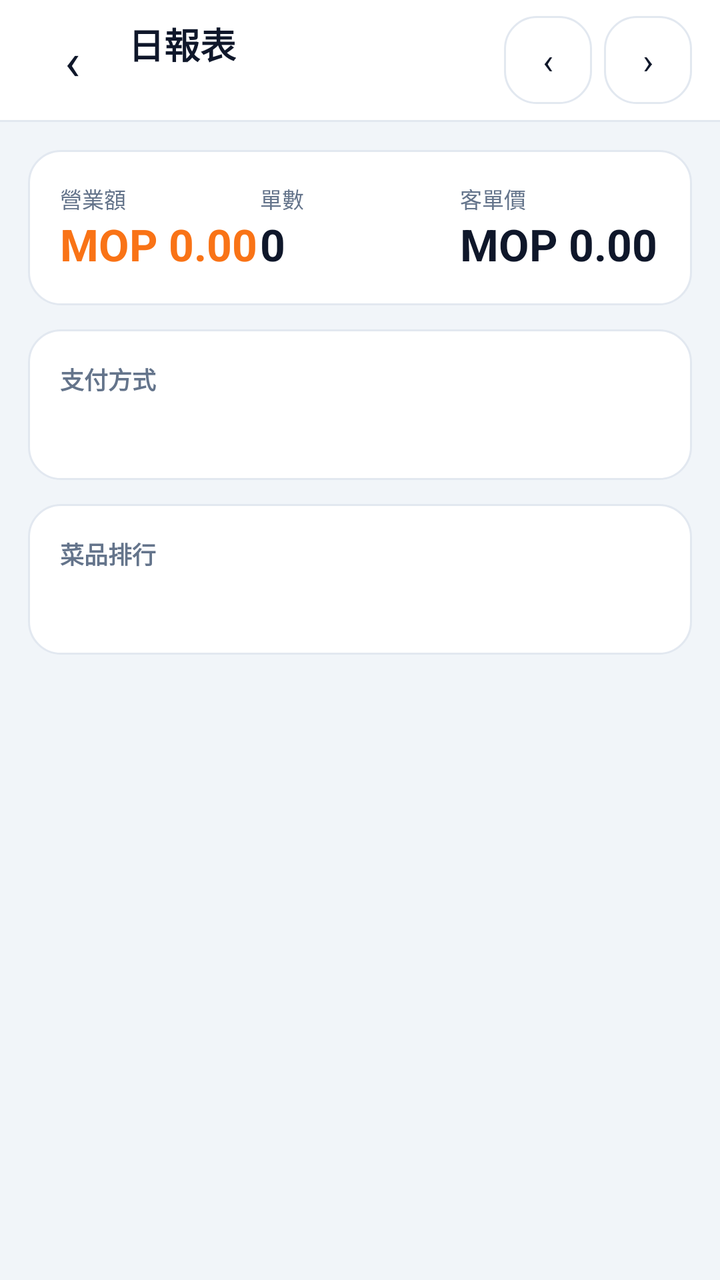
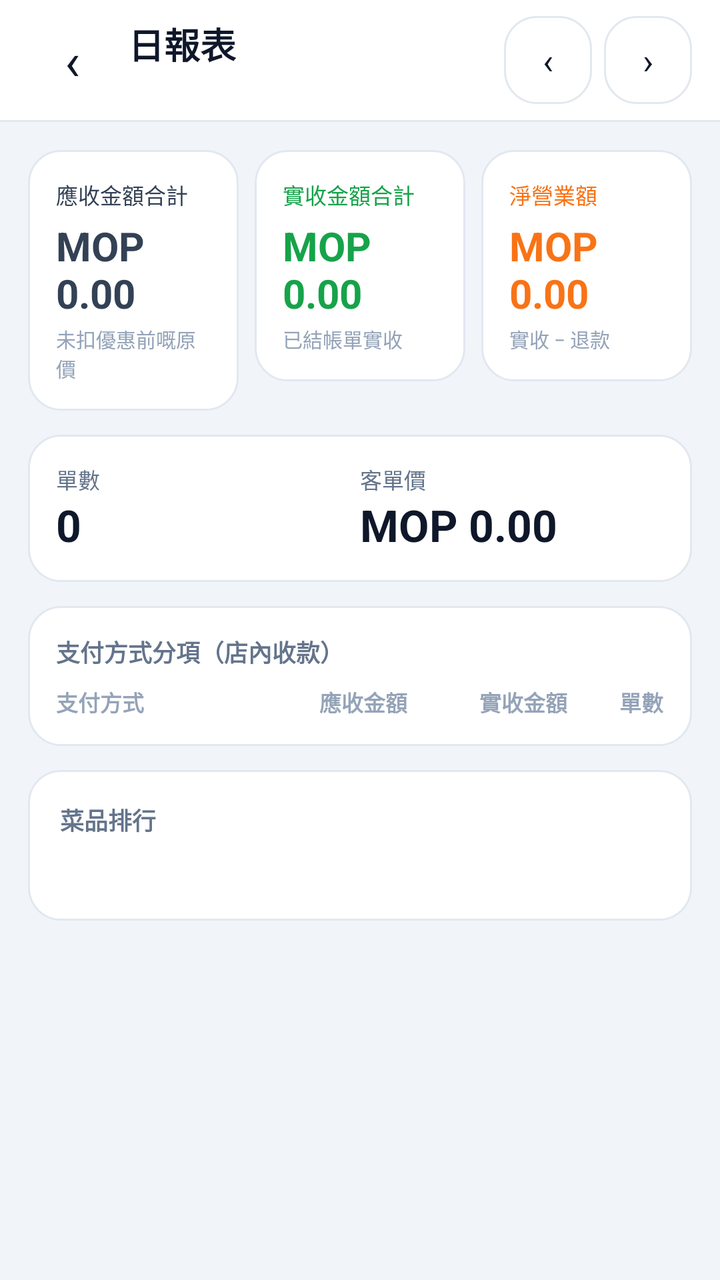

Screens rendered from an Android XML layout before and after an edit, with the pre-edit source and the edit as a unified diff.
<!-- AndroidManifest.xml: application theme Theme.MacauposNative -->
<!-- res/layout/activity_report.xml -->
<?xml version="1.0" encoding="utf-8"?>
<LinearLayout xmlns:android="http://schemas.android.com/apk/res/android"
    android:layout_width="match_parent"
    android:layout_height="match_parent"
    android:background="@color/bg_screen"
    android:fitsSystemWindows="true"
    android:orientation="vertical">

    <LinearLayout
        android:layout_width="match_parent"
        android:layout_height="wrap_content"
        android:background="@color/card"
        android:gravity="center_vertical"
        android:orientation="horizontal"
        android:paddingHorizontal="14dp"
        android:paddingVertical="8dp">

        <TextView
            android:id="@+id/btnBack"
            android:layout_width="44dp"
            android:layout_height="44dp"
            android:gravity="center"
            android:text="‹"
            android:textColor="@color/text_primary"
            android:textSize="26sp" />

        <LinearLayout
            android:layout_width="0dp"
            android:layout_height="wrap_content"
            android:layout_marginStart="6dp"
            android:layout_weight="1"
            android:orientation="vertical">

            <TextView
                android:layout_width="wrap_content"
                android:layout_height="wrap_content"
                android:text="日報表"
                android:textColor="@color/slate_900"
                android:textSize="18sp"
                android:textStyle="bold" />

            <TextView
                android:id="@+id/txtDate"
                android:layout_width="wrap_content"
                android:layout_height="wrap_content"
                android:textColor="@color/text_secondary"
                android:textSize="12sp" />
        </LinearLayout>

        <TextView
            android:id="@+id/btnPrevDay"
            android:layout_width="44dp"
            android:layout_height="44dp"
            android:background="@drawable/bg_btn_outline"
            android:gravity="center"
            android:text="‹"
            android:textColor="@color/text_primary"
            android:textSize="18sp" />

        <TextView
            android:id="@+id/btnNextDay"
            android:layout_width="44dp"
            android:layout_height="44dp"
            android:layout_marginStart="6dp"
            android:background="@drawable/bg_btn_outline"
            android:gravity="center"
            android:text="›"
            android:textColor="@color/text_primary"
            android:textSize="18sp" />
    </LinearLayout>

    <View
        android:layout_width="match_parent"
        android:layout_height="1dp"
        android:background="@color/card_border" />

    <ScrollView
        android:layout_width="match_parent"
        android:layout_height="0dp"
        android:layout_weight="1">

        <LinearLayout
            android:layout_width="match_parent"
            android:layout_height="wrap_content"
            android:orientation="vertical"
            android:padding="14dp">

            
            <LinearLayout
                android:layout_width="match_parent"
                android:layout_height="wrap_content"
                android:background="@drawable/bg_card"
                android:orientation="horizontal"
                android:padding="16dp">

                <LinearLayout
                    android:layout_width="0dp"
                    android:layout_height="wrap_content"
                    android:layout_weight="1"
                    android:orientation="vertical">

                    <TextView
                        android:layout_width="wrap_content"
                        android:layout_height="wrap_content"
                        android:text="營業額"
                        android:textColor="@color/text_secondary"
                        android:textSize="11sp" />

                    <TextView
                        android:id="@+id/txtRevenue"
                        android:layout_width="wrap_content"
                        android:layout_height="wrap_content"
                        android:text="MOP 0.00"
                        android:textColor="@color/accent"
                        android:textSize="22sp"
                        android:textStyle="bold" />
                </LinearLayout>

                <LinearLayout
                    android:layout_width="0dp"
                    android:layout_height="wrap_content"
                    android:layout_weight="1"
                    android:orientation="vertical">

                    <TextView
                        android:layout_width="wrap_content"
                        android:layout_height="wrap_content"
                        android:text="單數"
                        android:textColor="@color/text_secondary"
                        android:textSize="11sp" />

                    <TextView
                        android:id="@+id/txtOrders"
                        android:layout_width="wrap_content"
                        android:layout_height="wrap_content"
                        android:text="0"
                        android:textColor="@color/slate_900"
                        android:textSize="22sp"
                        android:textStyle="bold" />
                </LinearLayout>

                <LinearLayout
                    android:layout_width="0dp"
                    android:layout_height="wrap_content"
                    android:layout_weight="1"
                    android:orientation="vertical">

                    <TextView
                        android:layout_width="wrap_content"
                        android:layout_height="wrap_content"
                        android:text="客單價"
                        android:textColor="@color/text_secondary"
                        android:textSize="11sp" />

                    <TextView
                        android:id="@+id/txtAvg"
                        android:layout_width="wrap_content"
                        android:layout_height="wrap_content"
                        android:text="MOP 0.00"
                        android:textColor="@color/slate_900"
                        android:textSize="22sp"
                        android:textStyle="bold" />
                </LinearLayout>
            </LinearLayout>

            
            <LinearLayout
                android:layout_width="match_parent"
                android:layout_height="wrap_content"
                android:layout_marginTop="12dp"
                android:background="@drawable/bg_card"
                android:orientation="vertical"
                android:padding="16dp">

                <TextView
                    android:layout_width="wrap_content"
                    android:layout_height="wrap_content"
                    android:text="支付方式"
                    android:textColor="@color/text_secondary"
                    android:textSize="12sp"
                    android:textStyle="bold" />

                <TextView
                    android:id="@+id/txtPayments"
                    android:layout_width="match_parent"
                    android:layout_height="wrap_content"
                    android:layout_marginTop="8dp"
                    android:lineSpacingExtra="4dp"
                    android:textColor="@color/text_primary"
                    android:textSize="13sp" />
            </LinearLayout>

            
            <LinearLayout
                android:layout_width="match_parent"
                android:layout_height="wrap_content"
                android:layout_marginTop="12dp"
                android:background="@drawable/bg_card"
                android:orientation="vertical"
                android:padding="16dp">

                <TextView
                    android:layout_width="wrap_content"
                    android:layout_height="wrap_content"
                    android:text="菜品排行"
                    android:textColor="@color/text_secondary"
                    android:textSize="12sp"
                    android:textStyle="bold" />

                <TextView
                    android:id="@+id/txtTopItems"
                    android:layout_width="match_parent"
                    android:layout_height="wrap_content"
                    android:layout_marginTop="8dp"
                    android:lineSpacingExtra="4dp"
                    android:textColor="@color/text_primary"
                    android:textSize="13sp" />
            </LinearLayout>
        </LinearLayout>
    </ScrollView>
</LinearLayout>
<!-- resources referenced by this layout -->
<resources>
  <color name="accent">#F97316</color>
  <color name="bg_screen">#F1F5F9</color>
  <color name="card">#FFFFFF</color>
  <color name="card_border">#E2E8F0</color>
  <color name="slate_900">#0F172A</color>
  <color name="text_primary">#0F172A</color>
  <color name="text_secondary">#64748B</color>
  <!-- drawable bg_btn_outline (drawable) -->
  <?xml version="1.0" encoding="utf-8"?>
  <selector xmlns:android="http://schemas.android.com/apk/res/android">
      <item android:state_pressed="true">
          <shape android:shape="rectangle">
              <solid android:color="@color/chip_bg" />
              <corners android:radius="16dp" />
              <stroke android:width="1dp" android:color="@color/text_faint" />
          </shape>
      </item>
      <item>
          <shape android:shape="rectangle">
              <solid android:color="@color/card" />
              <corners android:radius="16dp" />
              <stroke android:width="1dp" android:color="@color/card_border" />
          </shape>
      </item>
  </selector>
  <!-- drawable bg_card (drawable) -->
  <?xml version="1.0" encoding="utf-8"?>
  <shape xmlns:android="http://schemas.android.com/apk/res/android" android:shape="rectangle">
      <solid android:color="@color/card" />
      <corners android:radius="16dp" />
      <stroke android:width="1dp" android:color="@color/card_border" />
  </shape>
  <style name="Theme.MacauposNative" parent="android:Theme.Material.Light.NoActionBar">
          <item name="android:statusBarColor">#F1F5F9</item>
          <item name="android:navigationBarColor">#FFFFFF</item>
          <item name="android:windowBackground">#F1F5F9</item>
          <item name="android:colorAccent">#F97316</item>
          <item name="android:windowLightStatusBar">true</item>
      </style>
  <color name="chip_bg">#F8FAFC</color>
  <color name="text_faint">#94A3B8</color>
</resources>

<!-- the commit's change to res/layout/activity_report.xml (unified diff, before → after) -->
@@ -89,32 +89,128 @@
             <LinearLayout
                 android:layout_width="match_parent"
                 android:layout_height="wrap_content"
+                android:orientation="horizontal">
+
+                <LinearLayout
+                    android:layout_width="0dp"
+                    android:layout_height="wrap_content"
+                    android:layout_weight="1"
+                    android:background="@drawable/bg_card"
+                    android:orientation="vertical"
+                    android:padding="14dp">
+
+                    <TextView
+                        android:layout_width="wrap_content"
+                        android:layout_height="wrap_content"
+                        android:text="應收金額合計"
+                        android:textColor="@color/slate_700"
+                        android:textSize="11sp" />
+
+                    <TextView
+                        android:id="@+id/txtReceivable"
+                        android:layout_width="wrap_content"
+                        android:layout_height="wrap_content"
+                        android:layout_marginTop="4dp"
+                        android:text="MOP 0.00"
+                        android:textColor="@color/slate_700"
+                        android:textSize="20sp"
+                        android:textStyle="bold" />
+
+                    <TextView
+                        android:layout_width="wrap_content"
+                        android:layout_height="wrap_content"
+                        android:layout_marginTop="2dp"
+                        android:text="未扣優惠前嘅原價"
+                        android:textColor="@color/text_faint"
+                        android:textSize="10sp" />
+                </LinearLayout>
+
+                <View
+                    android:layout_width="8dp"
+                    android:layout_height="1dp" />
+
+                <LinearLayout
+                    android:layout_width="0dp"
+                    android:layout_height="wrap_content"
+                    android:layout_weight="1"
+                    android:background="@drawable/bg_card"
+                    android:orientation="vertical"
+                    android:padding="14dp">
+
+                    <TextView
+                        android:layout_width="wrap_content"
+                        android:layout_height="wrap_content"
+                        android:text="實收金額合計"
+                        android:textColor="@color/ok_green"
+                        android:textSize="11sp" />
+
+                    <TextView
+                        android:id="@+id/txtRevenue"
+                        android:layout_width="wrap_content"
+                        android:layout_height="wrap_content"
+                        android:layout_marginTop="4dp"
+                        android:text="MOP 0.00"
+                        android:textColor="@color/ok_green"
+                        android:textSize="20sp"
+                        android:textStyle="bold" />
+
+                    <TextView
+                        android:layout_width="wrap_content"
+                        android:layout_height="wrap_content"
+                        android:layout_marginTop="2dp"
+                        android:text="已結帳單實收"
+                        android:textColor="@color/text_faint"
+                        android:textSize="10sp" />
+                </LinearLayout>
+
+                <View
+                    android:layout_width="8dp"
+                    android:layout_height="1dp" />
+
+                <LinearLayout
+                    android:layout_width="0dp"
+                    android:layout_height="wrap_content"
+                    android:layout_weight="1"
+                    android:background="@drawable/bg_card"
+                    android:orientation="vertical"
+                    android:padding="14dp">
+
+                    <TextView
+                        android:layout_width="wrap_content"
+                        android:layout_height="wrap_content"
+                        android:text="淨營業額"
+                        android:textColor="@color/accent"
+                        android:textSize="11sp" />
+
+                    <TextView
+                        android:id="@+id/txtNet"
+                        android:layout_width="wrap_content"
+                        android:layout_height="wrap_content"
+                        android:layout_marginTop="4dp"
+                        android:text="MOP 0.00"
+                        android:textColor="@color/accent"
+                        android:textSize="20sp"
+                        android:textStyle="bold" />
+
+                    <TextView
+                        android:id="@+id/txtRefund"
+                        android:layout_width="wrap_content"
+                        android:layout_height="wrap_content"
+                        android:layout_marginTop="2dp"
+                        android:text="實收 − 退款"
+                        android:textColor="@color/text_faint"
+                        android:textSize="10sp" />
+                </LinearLayout>
+            </LinearLayout>
+
+            
+            <LinearLayout
+                android:layout_width="match_parent"
+                android:layout_height="wrap_content"
+                android:layout_marginTop="12dp"
                 android:background="@drawable/bg_card"
                 android:orientation="horizontal"
-                android:padding="16dp">
-
-                <LinearLayout
-                    android:layout_width="0dp"
-                    android:layout_height="wrap_content"
-                    android:layout_weight="1"
-                    android:orientation="vertical">
-
-                    <TextView
-                        android:layout_width="wrap_content"
-                        android:layout_height="wrap_content"
-                        android:text="營業額"
-                        android:textColor="@color/text_secondary"
-                        android:textSize="11sp" />
-
-                    <TextView
-                        android:id="@+id/txtRevenue"
-                        android:layout_width="wrap_content"
-                        android:layout_height="wrap_content"
-                        android:text="MOP 0.00"
-                        android:textColor="@color/accent"
-                        android:textSize="22sp"
-                        android:textStyle="bold" />
-                </LinearLayout>
+                android:padding="14dp">
 
                 <LinearLayout
                     android:layout_width="0dp"
@@ -170,24 +266,67 @@
                 android:layout_marginTop="12dp"
                 android:background="@drawable/bg_card"
                 android:orientation="vertical"
-                android:padding="16dp">
+                android:padding="14dp">
 
                 <TextView
                     android:layout_width="wrap_content"
                     android:layout_height="wrap_content"
-                    android:text="支付方式"
+                    android:text="支付方式分項（店內收款）"
                     android:textColor="@color/text_secondary"
                     android:textSize="12sp"
                     android:textStyle="bold" />
 
-                <TextView
-                    android:id="@+id/txtPayments"
+                <LinearLayout
                     android:layout_width="match_parent"
                     android:layout_height="wrap_content"
                     android:layout_marginTop="8dp"
-                    android:lineSpacingExtra="4dp"
-                    android:textColor="@color/text_primary"
-                    android:textSize="13sp" />
+                    android:orientation="horizontal">
+
+                    <TextView
+                        android:layout_width="0dp"
+                        android:layout_height="wrap_content"
+                        android:layout_weight="1.2"
+                        android:text="支付方式"
+                        android:textColor="@color/text_faint"
+                        android:textSize="11sp"
+                        android:textStyle="bold" />
+
+                    <TextView
+                        android:layout_width="0dp"
+                        android:layout_height="wrap_content"
+                        android:layout_weight="1"
+                        android:gravity="end"
+                        android:text="應收金額"
+                        android:textColor="@color/text_faint"
+                        android:textSize="11sp"
+                        android:textStyle="bold" />
+
+                    <TextView
+                        android:layout_width="0dp"
+                        android:layout_height="wrap_content"
+                        android:layout_weight="1"
+                        android:gravity="end"
+                        android:text="實收金額"
+                        android:textColor="@color/text_faint"
+                        android:textSize="11sp"
+                        android:textStyle="bold" />
+
+                    <TextView
+                        android:layout_width="0dp"
+                        android:layout_height="wrap_content"
+                        android:layout_weight="0.6"
+                        android:gravity="end"
+                        android:text="單數"
+                        android:textColor="@color/text_faint"
+                        android:textSize="11sp"
+                        android:textStyle="bold" />
+                </LinearLayout>
+
+                <LinearLayout
+                    android:id="@+id/boxPaymentRows"
+                    android:layout_width="match_parent"
+                    android:layout_height="wrap_content"
+                    android:orientation="vertical" />
             </LinearLayout>
 
             
<!-- resource entries referenced after the edit -->
@@ -4,6 +4,8 @@
   <color name="bg_screen">#F1F5F9</color>
   <color name="card">#FFFFFF</color>
   <color name="card_border">#E2E8F0</color>
+  <color name="ok_green">#16A34A</color>
+  <color name="slate_700">#334155</color>
   <color name="slate_900">#0F172A</color>
   <color name="text_primary">#0F172A</color>
   <color name="text_secondary">#64748B</color>
